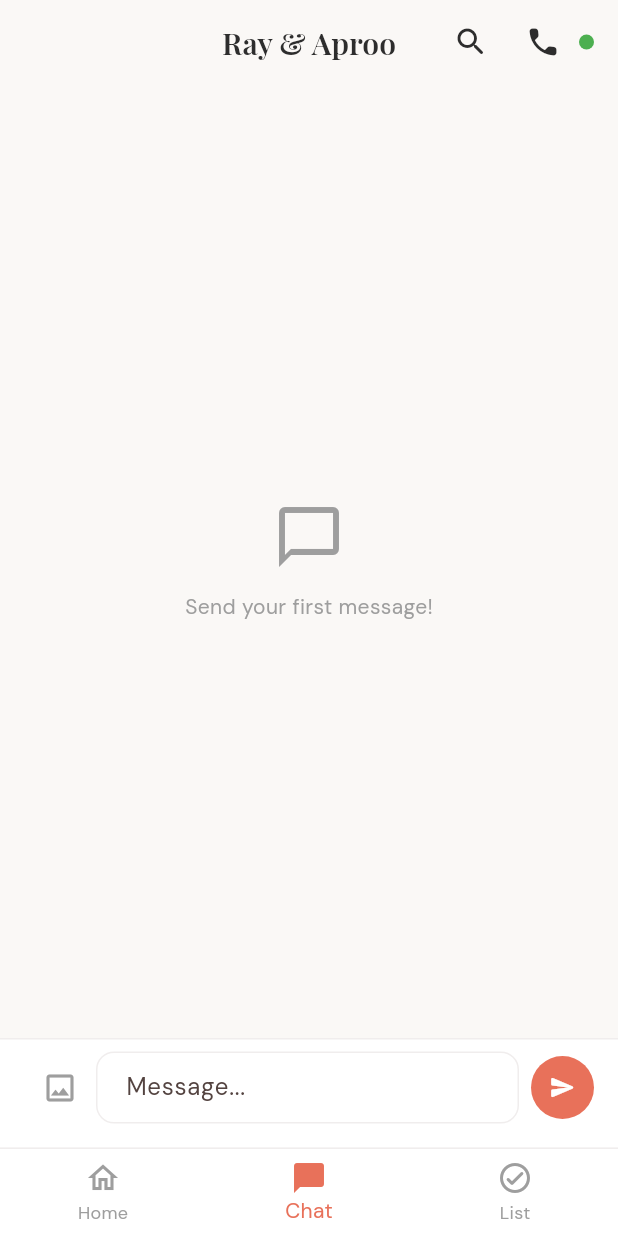
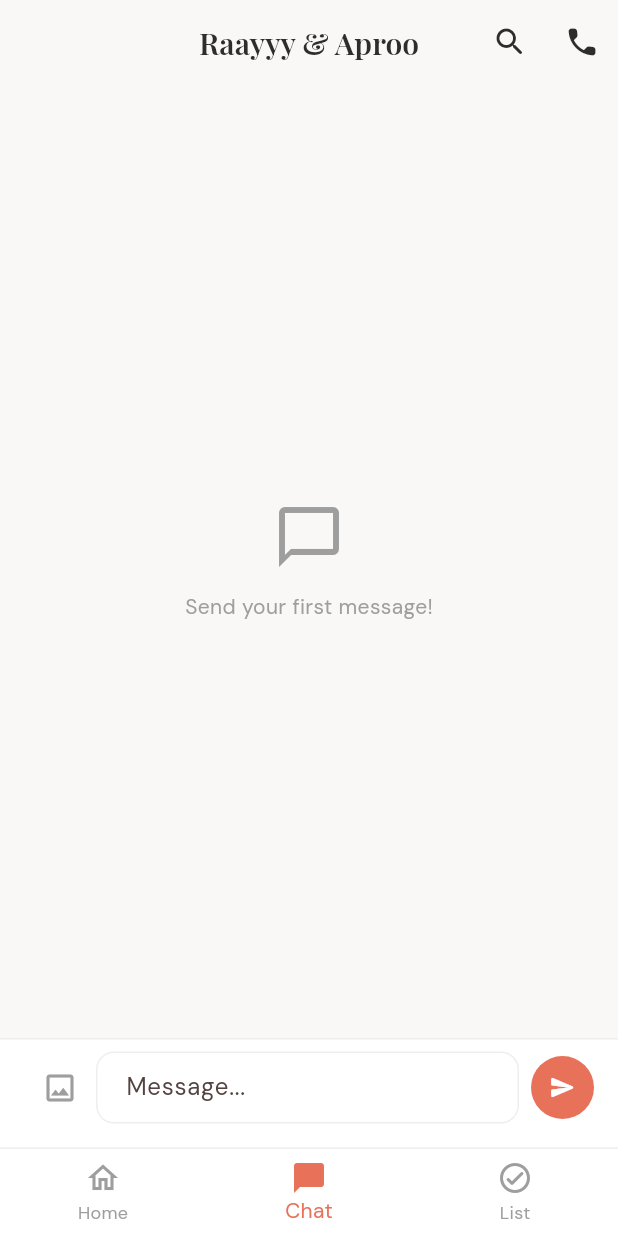
Before and after one commit to dwaipayanray95/tether, a Flutter app: the screen it shows once a user with an empty profile is signed in, item 2 of the bottom bar chosen, on a phone screen of 412 x 824 dp. Run offline on Flutter 3.47's test engine with Material 3 defaults, Android fonts, the phone set to English and light mode, and no system bars; our stand-ins replace cloud_firestore, dio, firebase_auth, firebase_core, firebase_messaging, flutter_local_notifications and 11 more; missing offline and left inert: dart_jsonwebtoken, flutter_ringtone_player, flutter_webrtc; accounts and stored records are empty; network calls fail.

Commit message:
fix(chat): rename Ray to Raayyy in header; remove meaningless green dot
Co-Authored-By: Claude Sonnet 4.6 <noreply@anthropic.com>

```diff
--- a/lib/screens/chat_screen.dart
+++ b/lib/screens/chat_screen.dart
@@ -12,6 +12,7 @@ import 'package:intl/intl.dart';
 import '../models/message_model.dart';
 import '../services/auth_service.dart';
 import '../services/firestore_service.dart';
+import '../services/log_service.dart';
 import '../services/notification_service.dart';
 import '../theme/app_theme.dart';
 import 'call_screen.dart';
@@ -254,6 +255,7 @@ class ChatScreenState extends State<ChatScreen> {
   }
 
   void _startCall() {
+    LogService.log('Outgoing CALL initiated by user');
     Navigator.of(context).push(MaterialPageRoute(
       builder: (_) => CallScreen(
         isOutgoing: true,
@@ -263,9 +265,11 @@ class ChatScreenState extends State<ChatScreen> {
   }
 
   Future<void> _activateSearch() async {
+    LogService.log('Chat SEARCH activated');
     setState(() => _searchActive = true);
     // Eagerly load full message history for search
     if (_allMessages == null && !_loadingAllMessages) {
+      LogService.log('Fetching ALL messages for search index');
       setState(() => _loadingAllMessages = true);
       final all = await _firestore.getAllMessages(_coupleId);
       if (mounted) {
@@ -273,6 +277,7 @@ class ChatScreenState extends State<ChatScreen> {
           _allMessages = all;
           _loadingAllMessages = false;
         });
+        LogService.log('Search index ready: ${all.length} messages');
       }
     }
   }
@@ -310,7 +315,7 @@ class ChatScreenState extends State<ChatScreen> {
                 style: const TextStyle(fontSize: 16),
                 onChanged: (v) => setState(() => _searchQuery = v.trim()),
               )
-            : const Text('Ray & Aproo'),
+            : const Text('Raayyy & Aproo'),
         actions: [
           if (_searchActive)
             _loadingAllMessages
@@ -337,15 +342,6 @@ class ChatScreenState extends State<ChatScreen> {
             IconButton(
               icon: const Icon(Icons.call_rounded),
               onPressed: _startCall,
-            ),
-            Container(
-              margin: const EdgeInsets.only(right: 16),
-              width: 10,
-              height: 10,
-              decoration: const BoxDecoration(
-                color: Colors.green,
-                shape: BoxShape.circle,
-              ),
             ),
           ],
         ],
```
